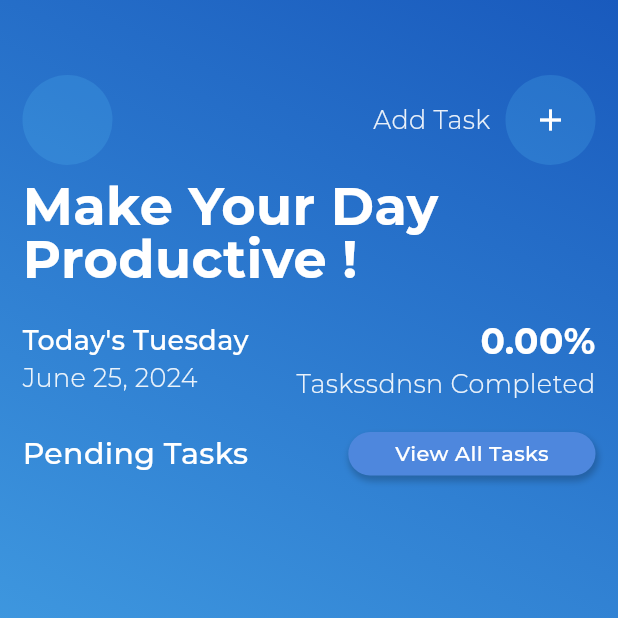
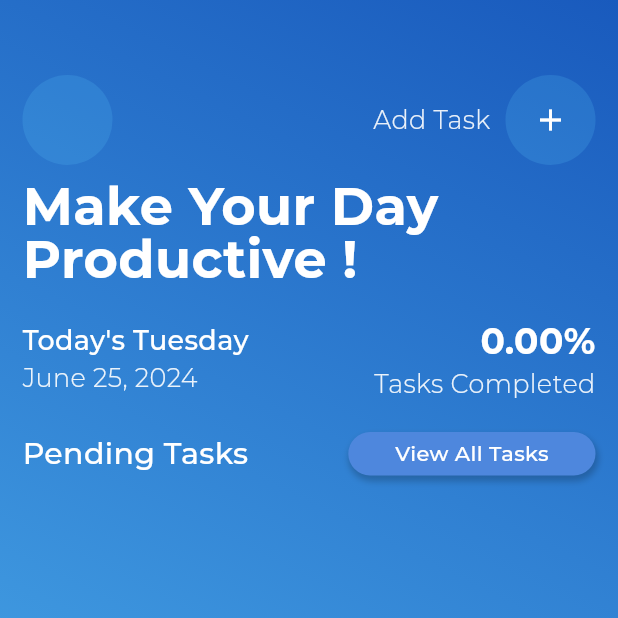
Before and after one commit to mianhusnain1/To_Do, a Flutter app: the screen it shows after launch, on a phone screen of 412 x 824 dp, the top half of it. Run offline on Flutter 3.47's test engine with Material 3 defaults, Android fonts, the phone set to English and light mode, and no system bars; drawn by our look-alikes of lottie; our stand-ins replace flutter_slidable, flutter_spinkit, hive, hive_flutter; accounts and stored records are empty; project files that could hold a hidden picture were left out.

Commit message:
Card Update

```diff
--- a/lib/screens/home.dart
+++ b/lib/screens/home.dart
@@ -191,7 +191,7 @@ class _HomeScreenState extends State<HomeScreen> {
                 children: [
                   _buildPercentageWidget(),
                   Text(
-                    "Taskssdnsn Completed",
+                    "Tasks Completed",
                     style: TextStyle(
                         color: Colors.white.withOpacity(0.9),
                         fontSize: 17,
```
